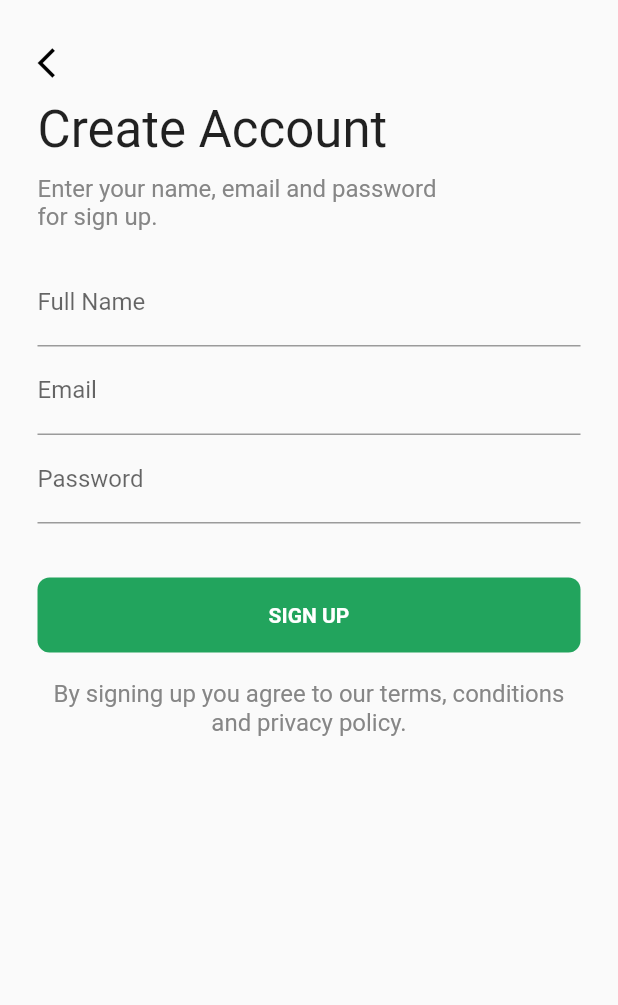
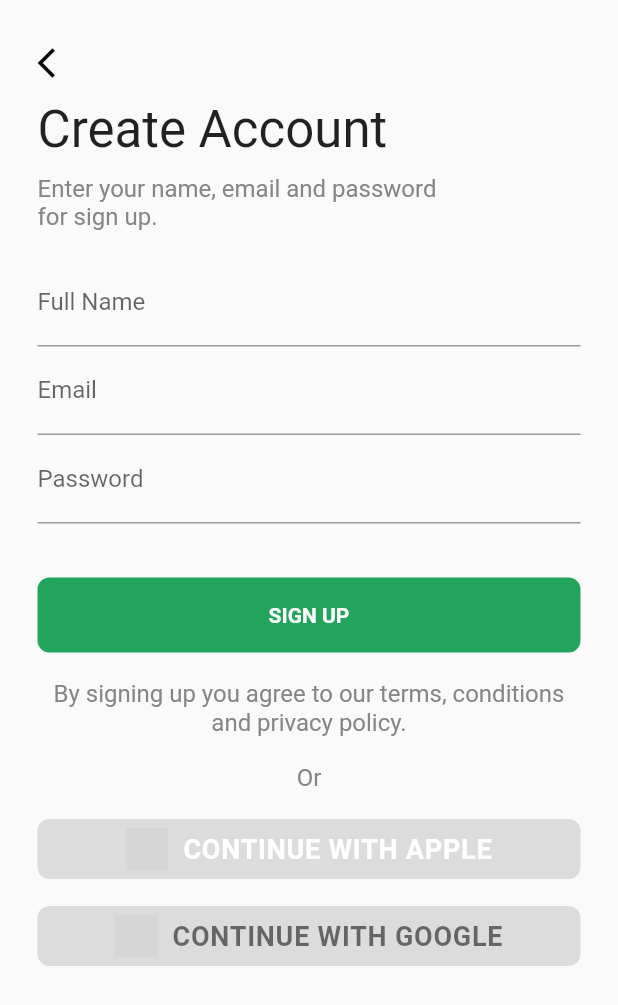
Before and after one commit to FilledStacks/boxtout, a Flutter app: the CreateAccountView screen opened by its route, after a tap on "SIGN UP", on a phone screen of 412 x 824 dp. Shown: the top 1005 px of the screen. Run offline on Flutter 3.47's test engine with Material 2 defaults, Android fonts, the phone set to English and light mode, and no system bars; our stand-ins replace auth_buttons, firebase_core, stacked, stacked_services; missing offline and left inert: stacked_firebase_auth; accounts and stored records are empty; statements that could not run were skipped; grey boxes are pictures that could not be loaded.

```diff
--- a/src/clients/customer/lib/ui/base/authentication_viewmodel.dart
+++ b/src/clients/customer/lib/ui/base/authentication_viewmodel.dart
@@ -7,22 +7,41 @@ import 'package:stacked_services/stacked_services.dart';
 abstract class AuthenticationViewModel extends FormViewModel {
   final navigationService = locator<NavigationService>();
 
+  final firebaseAuthenticationService =
+      locator<FirebaseAuthenticationService>();
+
   final String successRoute;
   AuthenticationViewModel({@required this.successRoute});
 
   @override
   void setFormStatus() {}
 
+  Future<FirebaseAuthenticationResult> runAuthentication();
+
   Future saveData() async {
     final result = await runBusyFuture(runAuthentication());
+    _handleAuthenticationResponse(result);
+  }
 
-    if (!result.hasError) {
+  Future<void> useGoogleAuthentication() async {
+    final result = await firebaseAuthenticationService.signInWithGoogle();
+    _handleAuthenticationResponse(result);
+  }
+
+  Future<void> useAppleAuthentication() async {
+    final result = await firebaseAuthenticationService.signInWithApple();
+    _handleAuthenticationResponse(result);
+  }
+
+  /// Checks if the result has an error. If it doesn't we navigate to the success view
+  /// else we show the friendly validation message.
+  void _handleAuthenticationResponse(FirebaseAuthenticationResult authResult) {
+    if (!authResult.hasError) {
       // navigate to success route
       navigationService.replaceWith(successRoute);
     } else {
-      setValidationMessage(result.errorMessage);
+      setValidationMessage(authResult.errorMessage);
+      notifyListeners();
     }
   }
-
-  Future<FirebaseAuthenticationResult> runAuthentication();
 }
--- a/src/clients/customer/lib/ui/dumb_widgets/authentication_layout.dart
+++ b/src/clients/customer/lib/ui/dumb_widgets/authentication_layout.dart
@@ -1,6 +1,7 @@
 import 'package:customer/ui/shared/styles.dart';
 import 'package:customer/ui/shared/ui_helpers.dart';
 import 'package:flutter/material.dart';
+import 'package:auth_buttons/auth_buttons.dart';
 
 class AuthenticationLayout extends StatelessWidget {
   final String title;
@@ -12,6 +13,8 @@ class AuthenticationLayout extends StatelessWidget {
   final Function onCreateAccountTapped;
   final Function onForgotPassword;
   final Function onBackPressed;
+  final Function onSignInWithApple;
+  final Function onSignInWithGoogle;
   final String validationMessage;
   final bool busy;
 
@@ -25,6 +28,8 @@ class AuthenticationLayout extends StatelessWidget {
     this.onCreateAccountTapped,
     this.onForgotPassword,
     this.onBackPressed,
+    this.onSignInWithApple,
+    this.onSignInWithGoogle,
     this.validationMessage,
     this.showTermsText = false,
     this.busy = false,
@@ -134,7 +139,35 @@ class AuthenticationLayout extends StatelessWidget {
               'By signing up you agree to our terms, conditions and privacy policy.',
               style: ktsMediumGreyBodyText,
               textAlign: TextAlign.center,
-            )
+            ),
+          verticalSpaceRegular,
+          Align(
+              alignment: Alignment.center,
+              child: Text(
+                'Or',
+                style: ktsMediumGreyBodyText,
+              )),
+          verticalSpaceRegular,
+          AppleAuthButton(
+            onPressed: onSignInWithApple,
+            // darkMode: true,
+            iconSize: 24,
+            height: 50,
+            text: 'CONTINUE WITH APPLE',
+            textStyle: TextStyle(color: Colors.white),
+            style: AuthButtonStyle.secondary,
+          ),
+          verticalSpaceRegular,
+          GoogleAuthButton(
+            onPressed: onSignInWithGoogle,
+            buttonColor: Color(0xff4285F4),
+            iconSize: 24,
+            iconBackground: Colors.white,
+            style: AuthButtonStyle.secondary,
+            height: 50,
+            textStyle: TextStyle(color: Colors.white),
+            text: 'CONTINUE WITH GOOGLE',
+          )
         ],
       ),
     );
--- a/src/clients/customer/lib/ui/login/login_view.dart
+++ b/src/clients/customer/lib/ui/login/login_view.dart
@@ -39,6 +39,8 @@ class LoginView extends StatelessWidget with $LoginView {
           ],
         ),
         onForgotPassword: () {},
+        onSignInWithGoogle: model.useGoogleAuthentication,
+        onSignInWithApple: model.useAppleAuthentication,
       )),
       viewModelBuilder: () => LoginViewModel(),
     );
--- a/src/clients/customer/lib/ui/login/login_viewmodel.dart
+++ b/src/clients/customer/lib/ui/login/login_viewmodel.dart
@@ -1,8 +1,7 @@
 import 'package:customer/app/app.locator.dart';
 import 'package:customer/app/app.router.dart';
 import 'package:customer/ui/base/authentication_viewmodel.dart';
-import 'package:stacked/stacked.dart';
-import 'package:stacked_firebase_auth/src/firebase_authentication_service.dart';
+import 'package:stacked_firebase_auth/stacked_firebase_auth.dart';
 
 import 'login_view.form.dart';
 
```
Also changed, not shown: src/clients/customer/pubspec.yaml (+7 -4 lines), src/clients/customer/pubspec.lock.
